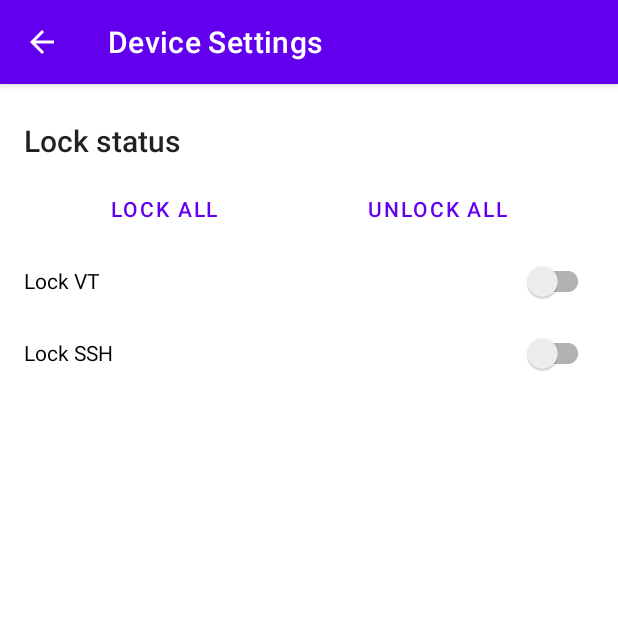
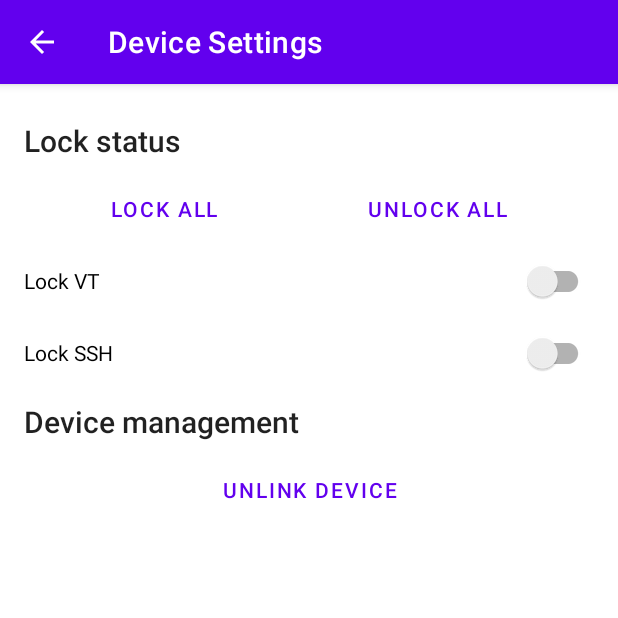
Before and after one commit to tux3/aegis, an Android app: the DeviceSettingsActivity screen opened directly, with no data from a screen before it, on a phone screen of 412 x 824 dp, the top half of it. Run offline under Robolectric (Android 15) with nearby library versions, the phone set to English and light mode, and no system bars; libraries missing offline, so code that uses them is left out: uniffi.client; 6 statements that could not run were skipped.

Commit message:
app: Add unlink device button

```diff
--- a/app/app/src/main/res/layout/activity_device_settings.xml
+++ b/app/app/src/main/res/layout/activity_device_settings.xml
@@ -76,6 +76,25 @@
                 android:minHeight="48dp"
                 android:text="@string/lock_ssh"
                 android:duplicateParentState="true"/>
+
+            <TextView
+                android:id="@+id/textView"
+                android:layout_width="match_parent"
+                android:layout_height="wrap_content"
+                android:layout_marginVertical="8dp"
+                android:text="@string/device_management"
+                android:textAllCaps="false"
+                android:textAppearance="@style/TextAppearance.AppCompat.Title" />
+
+            <Button
+                android:id="@+id/unlink_btn"
+                style="?android:attr/buttonBarButtonStyle"
+                android:layout_width="match_parent"
+                android:layout_height="wrap_content"
+                android:layout_marginHorizontal="8dp"
+                android:layout_weight="1"
+                android:duplicateParentState="true"
+                android:text="Unlink device" />
         </LinearLayout>
 
         <View
--- a/app/app/src/main/res/values/strings.xml
+++ b/app/app/src/main/res/values/strings.xml
@@ -21,4 +21,5 @@
     <string name="lock_section">Lock status</string>
     <string name="device_name_placeholder">Device name</string>
     <string name="confirm">Confirm</string>
+    <string name="device_management">Device management</string>
 </resources>
```
Also changed, not shown: app/app/src/main/java/net/alacrem/aegis/ui/DeviceSettingsActivity.kt (+13 -0 lines).
